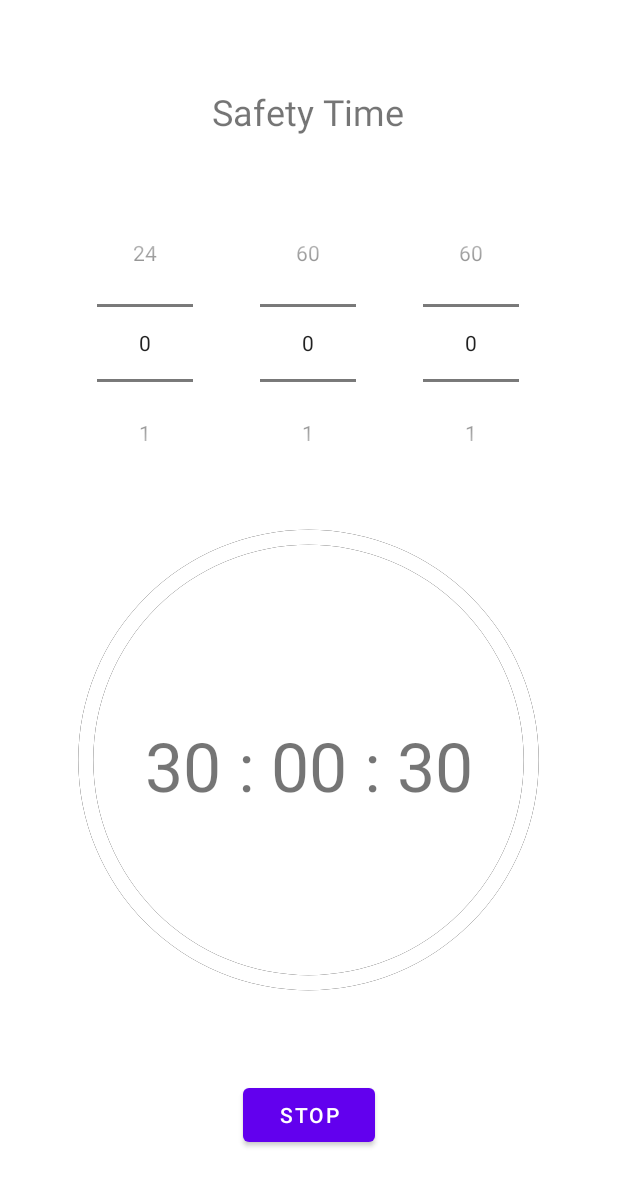
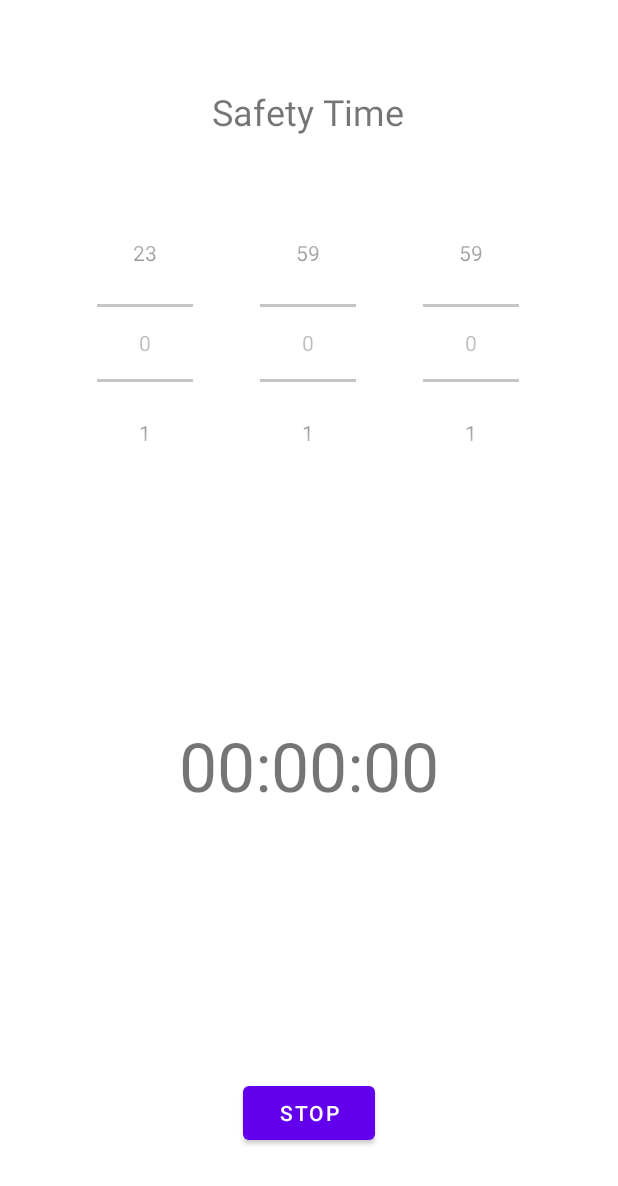
Before and after one commit to ovidiubachmatchi/SafetyLife, an Android app: the SafetyTimeActivity screen opened directly, with no data from a screen before it, after a tap on "START", on a phone screen of 412 x 824 dp. Shown: the top 1186 px of the screen. Run offline under Robolectric (Android 15) with nearby library versions, the phone set to English and light mode, and no system bars.

Commit message:
Safety Time - Demo v1.0

```diff
--- a/app/src/main/java/com/protect/safetylife/controller/safetytime/SafetyTimeActivity.java
+++ b/app/src/main/java/com/protect/safetylife/controller/safetytime/SafetyTimeActivity.java
@@ -17,96 +17,121 @@ import android.widget.TextView;
 
 import com.protect.safetylife.R;
 
+import java.util.Arrays;
 import java.util.Objects;
 import java.util.concurrent.TimeUnit;
 
 public class SafetyTimeActivity extends AppCompatActivity {
     private TextView textViewTime;
     private Button buttonStartStop;
-    private CountDownTimer countDownTimer;
     private ProgressBar progressBarCircle;
-    private static Intent serviceIntent;
-    private long millisUntilFinished;
-    private long timeCountInMilliSeconds = 200L * 1000;
-    private static Boolean counterIsActive = false;
-
     private NumberPicker numberPickerSeconds;
     private NumberPicker numberPickerMinutes;
     private NumberPicker numberPickerHours;
+
+    private static long millisUntilFinished;
+    private static long timeTotalInMilliSeconds;
+    private static Boolean counterIsActive = false;
+    private static Intent serviceIntent;
+
+    private final BroadcastReceiver updateTime = new BroadcastReceiver() {
+        @Override
+        public void onReceive(Context context, Intent intent) {
+            millisUntilFinished = intent.getLongExtra(TimerService.TIME_REMAINING, 0);
+            textViewTime.setText(timeFormatter(millisUntilFinished));
+            progressBarCircle.setProgress((int) (millisUntilFinished / 1000));
+
+            if(millisUntilFinished == 0)
+                stopCountDown();
+        }
+    };
 
     @Override
     protected void onCreate(Bundle savedInstanceState) {
         super.onCreate(savedInstanceState);
         setContentView(R.layout.activity_safety_time);
+        viewsSetup();
+    }
 
+    private void viewsSetup() {
         textViewTime = findViewById(R.id.textViewTime);
         buttonStartStop = findViewById(R.id.buttonStartStop);
         progressBarCircle = findViewById(R.id.progressBarCircle);
+        numberPickerSeconds = findViewById(R.id.numberPickerSeconds);
+        numberPickerMinutes = findViewById(R.id.numberPickerMinutes);
+        numberPickerHours = findViewById(R.id.numberPickerHours);
 
-        numberPickerSeconds = findViewById(R.id.numberPickerSeconds);
-        numberPickerSeconds.setMaxValue(60);
+        numberPickerSeconds.setMaxValue(59);
         numberPickerSeconds.setMinValue(0);
 
-        numberPickerMinutes = findViewById(R.id.numberPickerMinutes);
-        numberPickerMinutes.setMaxValue(60);
+        numberPickerMinutes.setMaxValue(59);
         numberPickerMinutes.setMinValue(0);
 
-        numberPickerHours = findViewById(R.id.numberPickerHours);
-        numberPickerHours.setMaxValue(24);
+        numberPickerHours.setMaxValue(23);
         numberPickerHours.setMinValue(0);
 
-        if(counterIsActive){
-            registerReceiver(updateTime, new IntentFilter("TIMER_UPDATED"));
-            buttonStartStop.setText("STOP");
+        if (counterIsActive) {
+            counterActiveSetup();
         }
     }
 
-    private BroadcastReceiver updateTime = new BroadcastReceiver() {
-        @Override
-        public void onReceive(Context context, Intent intent) {
-            millisUntilFinished = intent.getLongExtra("TIME_REMAINING", 0);
-            textViewTime.setText(hmsTimeFormatter(millisUntilFinished));
-            progressBarCircle.setProgress((int) (millisUntilFinished / 1000));
-        }
-    };
+    @SuppressLint("SetTextI18n")
+    private void counterActiveSetup(){
+        registerReceiver(updateTime, new IntentFilter(TimerService.COUNTDOWN_UPDATED));
+        textViewTime.setText(timeFormatter(millisUntilFinished));
+        progressBarCircle.setProgress((int) (millisUntilFinished / 1000));
+        buttonStartStop.setText("STOP");
 
-    @SuppressLint("SetTextI18n")
-    public void startStop(View view) {
-        if (!counterIsActive) {
-            counterIsActive = true;
-            buttonStartStop.setText("STOP");
-            setProgressBarValues();
+        numberPickerHours.setEnabled(false);
+        numberPickerMinutes.setEnabled(false);
+        numberPickerSeconds.setEnabled(false);
 
-            if(Objects.isNull(serviceIntent)) {
-                serviceIntent = new Intent(this, TimerService.class);
-                registerReceiver(updateTime, new IntentFilter("TIMER_UPDATED"));
-
-                serviceIntent.putExtra("TIME_COUNT", timeCountInMilliSeconds);
-                startService(serviceIntent);
-            }
-        } else {
-            reset();
-        }
+        progressBarCircle.setMax((int) timeTotalInMilliSeconds / 1000);
+        progressBarCircle.setProgress((int) timeTotalInMilliSeconds / 1000);
     }
 
-    private String hmsTimeFormatter(long milliSeconds) {
-        @SuppressLint("DefaultLocale") String time = String.format("%02d:%02d:%02d",
+    @SuppressLint("DefaultLocale")
+    private String timeFormatter(long milliSeconds) {
+        return String.format("%02d:%02d:%02d",
                 TimeUnit.MILLISECONDS.toHours(milliSeconds),
                 TimeUnit.MILLISECONDS.toMinutes(milliSeconds) - TimeUnit.HOURS.toMinutes(TimeUnit.MILLISECONDS.toHours(milliSeconds)),
                 TimeUnit.MILLISECONDS.toSeconds(milliSeconds) - TimeUnit.MINUTES.toSeconds(TimeUnit.MILLISECONDS.toMinutes(milliSeconds)));
-        return time;
     }
 
-    private void setProgressBarValues() {
-        progressBarCircle.setMax((int) timeCountInMilliSeconds / 1000);
-        progressBarCircle.setProgress((int) timeCountInMilliSeconds / 1000);
+    private long getCountDownDuration() {
+        int hours = numberPickerHours.getValue();
+        int minutes = numberPickerMinutes.getValue();
+        int seconds = numberPickerSeconds.getValue();
+
+        return (seconds + 60L * minutes + 3600L * hours) * 1000L;
+    }
+
+    public void startStop(View view) {
+        if (counterIsActive)
+            stopCountDown();
+        else
+            startCountDown();
+    }
+
+    private void startCountDown(){
+        serviceIntent = new Intent(this, TimerService.class);
+        timeTotalInMilliSeconds = getCountDownDuration();
+        counterIsActive = true;
+
+        counterActiveSetup();
+
+        serviceIntent.putExtra(TimerService.TIME_REMAINING, timeTotalInMilliSeconds);
+        startService(serviceIntent);
     }
 
     @SuppressLint("SetTextI18n")
-    private void reset() {
-        countDownTimer.cancel();
+    private void stopCountDown(){
+        stopService(serviceIntent);
         counterIsActive = false;
         buttonStartStop.setText("START");
-        setProgressBarValues();
+        progressBarCircle.setProgress((int) (timeTotalInMilliSeconds / 1000));
+        numberPickerHours.setEnabled(true);
+        numberPickerMinutes.setEnabled(true);
+        numberPickerSeconds.setEnabled(true);
     }
 }
--- a/app/src/main/res/drawable/drawable_circle_black.xml
+++ b/app/src/main/res/drawable/drawable_circle_black.xml
@@ -3,6 +3,6 @@
     android:innerRadiusRatio="2.3"
     android:shape="ring"
     android:thickness="10dp"
-    android:useLevel="false">
+    android:useLevel="true">
     <solid android:color="@color/colorBlack" />
 </shape>
--- a/app/src/main/res/drawable/drawable_circle_white.xml
+++ b/app/src/main/res/drawable/drawable_circle_white.xml
@@ -3,6 +3,6 @@
     android:innerRadiusRatio="2.3"
     android:shape="ring"
     android:thickness="10dp"
-    android:useLevel="true">
+    android:useLevel="false">
     <solid android:color="@color/colorWhite" />
 </shape>
--- a/app/src/main/res/layout/activity_safety_time.xml
+++ b/app/src/main/res/layout/activity_safety_time.xml
@@ -21,7 +21,7 @@
         android:id="@+id/textViewTime"
         android:layout_width="wrap_content"
         android:layout_height="wrap_content"
-        android:text="30 : 00 : 30"
+        android:text="00:00:00"
         android:textSize="45sp"
         app:layout_constraintBottom_toBottomOf="parent"
         app:layout_constraintEnd_toEndOf="parent"
@@ -35,18 +35,18 @@
         android:layout_width="330dp"
         android:layout_height="312dp"
         android:layout_centerInParent="true"
-        android:background="@drawable/drawable_circle_black"
+        android:background="@drawable/drawable_circle_white"
         android:indeterminate="false"
         android:max="100"
         android:progress="100"
-        android:progressDrawable="@drawable/drawable_circle_white"
+        android:progressDrawable="@drawable/drawable_circle_black"
         android:rotation="-90"
         app:layout_constraintBottom_toBottomOf="parent"
         app:layout_constraintEnd_toEndOf="@+id/textViewTime"
         app:layout_constraintHorizontal_bias="0.504"
         app:layout_constraintStart_toStartOf="@+id/textViewTime"
         app:layout_constraintTop_toTopOf="parent"
-        app:layout_constraintVertical_bias="0.685" />
+        app:layout_constraintVertical_bias="0.68" />
 
     <Button
         android:id="@+id/buttonStartStop"
```
Also changed, not shown: app/src/main/java/com/protect/safetylife/controller/safetytime/TimerService.java (+10 -11 lines).
